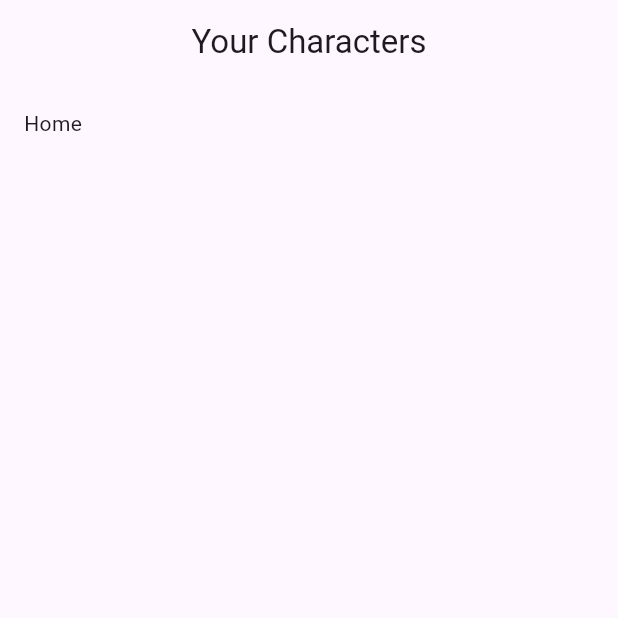
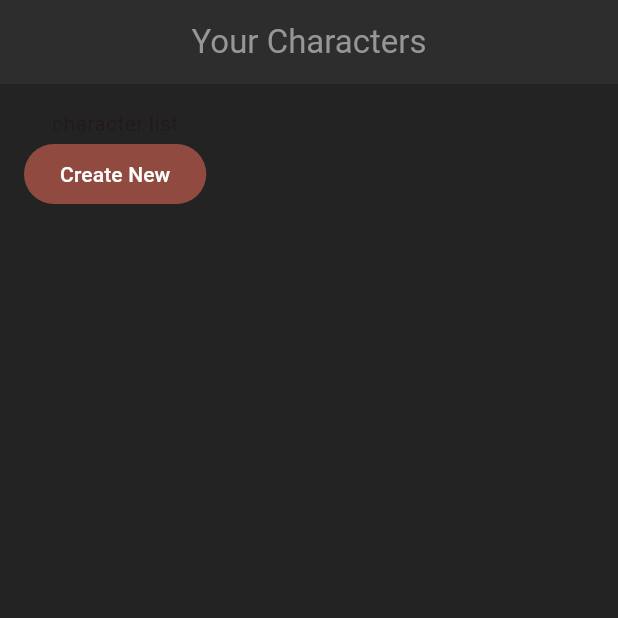
Before and after one commit to hanankadry/characters_cards, a Flutter app: the screen it shows after launch, on a phone screen of 412 x 824 dp, the top half of it. Run offline on Flutter 3.47's test engine with Material 3 defaults, Android fonts, the phone set to English and light mode, and no system bars.

Commit message:
Adding Assets and Themes

```diff
--- a/lib/main.dart
+++ b/lib/main.dart
@@ -1,8 +1,9 @@
 import 'package:characters_cards/screens/home/home.dart';
+import 'package:characters_cards/theme.dart';
 import 'package:flutter/material.dart';
 
 void main() {
-  runApp(const MaterialApp(home: Home()));
+  runApp(MaterialApp(theme: primaryTheme, home: const Home()));
 }
 
 // sandbox
--- a/lib/screens/home/home.dart
+++ b/lib/screens/home/home.dart
@@ -11,13 +11,21 @@
   @override
   Widget build(BuildContext context) {
     return Scaffold(
-      appBar: AppBar(
-        title: const Text('Your Characters'),
-        centerTitle: true,
-      ),
+      appBar: AppBar(title: const Text('Your Characters'), centerTitle: true),
       body: Container(
         padding: const EdgeInsets.all(16),
-        child: const Text('Home'),
+        child: Column(
+          children: [
+            const Text('character list'),
+
+            FilledButton(
+              onPressed: () {
+                // navigate to the create screen
+              },
+              child: const Text('Create New'),
+            ),
+          ],
+        ),
       ),
     );
   }
```
Also changed, not shown: lib/theme.dart (added, +28 -0 lines), pubspec.yaml (+5 -5 lines), assets/img/coffee_bean.png (added), assets/img/sugar_cube.png (added), 1 other file.
